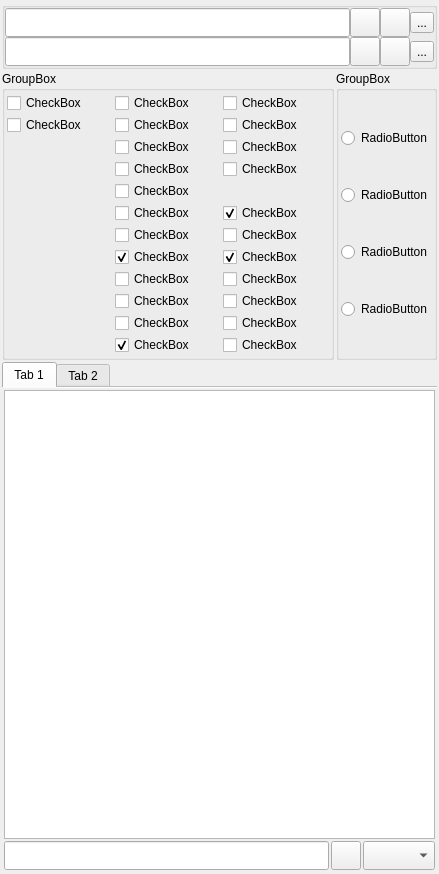
Above: rpfm_ui/ui_templates/global_search_dock_widget.ui from Frodo45127/rpfm before the change. Below: the same form after it.
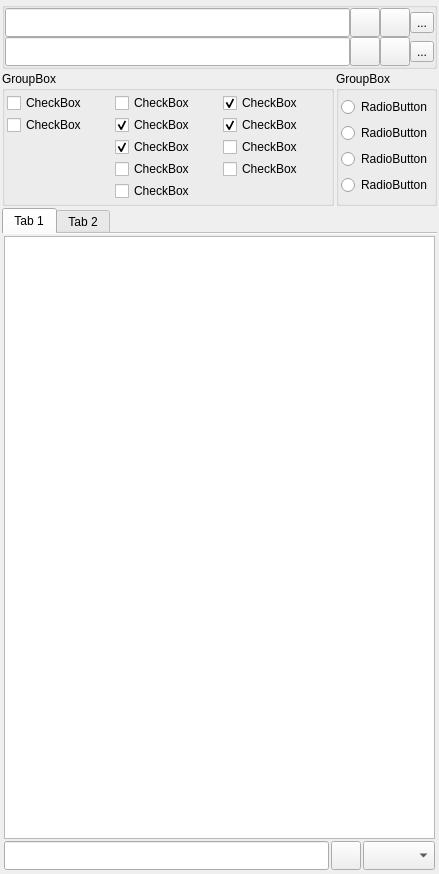
That is the form after the change. Icons and pictures are not drawn. Custom widgets are drawn as their Qt base class.

Commit message: Removed yet unused checkboxes in the Global Search panel.

What changed in the file:
```diff
--- a/rpfm_ui/ui_templates/global_search_dock_widget.ui
+++ b/rpfm_ui/ui_templates/global_search_dock_widget.ui
@@ -285,143 +285,6 @@
        <property name="spacing">
         <number>2</number>
        </property>
-       <item row="8" column="1">
-        <widget class="QCheckBox" name="search_esf">
-         <property name="text">
-          <string>CheckBox</string>
-         </property>
-        </widget>
-       </item>
-       <item row="10" column="1">
-        <widget class="QCheckBox" name="search_image">
-         <property name="text">
-          <string>CheckBox</string>
-         </property>
-        </widget>
-       </item>
-       <item row="0" column="2">
-        <widget class="QCheckBox" name="search_matched_combat">
-         <property name="text">
-          <string>CheckBox</string>
-         </property>
-        </widget>
-       </item>
-       <item row="3" column="2">
-        <widget class="QCheckBox" name="search_rigid_model">
-         <property name="text">
-          <string>CheckBox</string>
-         </property>
-        </widget>
-       </item>
-       <item row="11" column="1">
-        <widget class="QCheckBox" name="search_loc">
-         <property name="enabled">
-          <bool>true</bool>
-         </property>
-         <property name="text">
-          <string>CheckBox</string>
-         </property>
-         <property name="checked">
-          <bool>true</bool>
-         </property>
-        </widget>
-       </item>
-       <item row="7" column="2">
-        <widget class="QCheckBox" name="search_text">
-         <property name="enabled">
-          <bool>true</bool>
-         </property>
-         <property name="text">
-          <string>CheckBox</string>
-         </property>
-         <property name="checked">
-          <bool>true</bool>
-         </property>
-        </widget>
-       </item>
-       <item row="1" column="2">
-        <widget class="QCheckBox" name="search_pack">
-         <property name="text">
-          <string>CheckBox</string>
-         </property>
-        </widget>
-       </item>
-       <item row="6" column="1">
-        <widget class="QCheckBox" name="search_bmd">
-         <property name="text">
-          <string>CheckBox</string>
-         </property>
-        </widget>
-       </item>
-       <item row="8" column="2">
-        <widget class="QCheckBox" name="search_uic">
-         <property name="text">
-          <string>CheckBox</string>
-         </property>
-        </widget>
-       </item>
-       <item row="0" column="1">
-        <widget class="QCheckBox" name="search_anim">
-         <property name="text">
-          <string>CheckBox</string>
-         </property>
-        </widget>
-       </item>
-       <item row="7" column="1">
-        <widget class="QCheckBox" name="search_db">
-         <property name="enabled">
-          <bool>true</bool>
-         </property>
-         <property name="text">
-          <string>CheckBox</string>
-         </property>
-         <property name="checked">
-          <bool>true</bool>
-         </property>
-        </widget>
-       </item>
-       <item row="3" column="1">
-        <widget class="QCheckBox" name="search_anims_table">
-         <property name="text">
-          <string>CheckBox</string>
-         </property>
-        </widget>
-       </item>
-       <item row="11" column="2">
-        <widget class="QCheckBox" name="search_video">
-         <property name="text">
-          <string>CheckBox</string>
-         </property>
-        </widget>
-       </item>
-       <item row="2" column="1">
-        <widget class="QCheckBox" name="search_anim_pack">
-         <property name="text">
-          <string>CheckBox</string>
-         </property>
-        </widget>
-       </item>
-       <item row="9" column="2">
-        <widget class="QCheckBox" name="search_unit_variant">
-         <property name="text">
-          <string>CheckBox</string>
-         </property>
-        </widget>
-       </item>
-       <item row="10" column="2">
-        <widget class="QCheckBox" name="search_unknown">
-         <property name="text">
-          <string>CheckBox</string>
-         </property>
-        </widget>
-       </item>
-       <item row="5" column="1">
-        <widget class="QCheckBox" name="search_audio">
-         <property name="text">
-          <string>CheckBox</string>
-         </property>
-        </widget>
-       </item>
        <item row="0" column="0">
         <widget class="QCheckBox" name="search_all">
          <property name="text">
@@ -432,21 +295,61 @@
          </property>
         </widget>
        </item>
+       <item row="1" column="0">
+        <widget class="QCheckBox" name="search_all_common">
+         <property name="text">
+          <string>CheckBox</string>
+         </property>
+        </widget>
+       </item>
+       <item row="0" column="1">
+        <widget class="QCheckBox" name="search_atlas">
+         <property name="text">
+          <string>CheckBox</string>
+         </property>
+        </widget>
+       </item>
        <item row="1" column="1">
-        <widget class="QCheckBox" name="search_anim_fragment">
+        <widget class="QCheckBox" name="search_db">
+         <property name="enabled">
+          <bool>true</bool>
+         </property>
          <property name="text">
           <string>CheckBox</string>
          </property>
+         <property name="checked">
+          <bool>true</bool>
+         </property>
         </widget>
        </item>
-       <item row="6" column="2">
-        <widget class="QCheckBox" name="search_sound_bank">
+       <item row="2" column="1">
+        <widget class="QCheckBox" name="search_loc">
+         <property name="enabled">
+          <bool>true</bool>
+         </property>
          <property name="text">
           <string>CheckBox</string>
          </property>
+         <property name="checked">
+          <bool>true</bool>
+         </property>
         </widget>
        </item>
-       <item row="5" column="2">
+       <item row="3" column="1">
+        <widget class="QCheckBox" name="search_portrait_settings">
+         <property name="text">
+          <string>CheckBox</string>
+         </property>
+        </widget>
+       </item>
+       <item row="5" column="1">
+        <widget class="QCheckBox" name="search_rigid_model">
+         <property name="text">
+          <string>CheckBox</string>
+         </property>
+        </widget>
+       </item>
+       <item row="0" column="2">
         <widget class="QCheckBox" name="search_schemas">
          <property name="enabled">
           <bool>true</bool>
@@ -459,29 +362,28 @@
          </property>
         </widget>
        </item>
+       <item row="1" column="2">
+        <widget class="QCheckBox" name="search_text">
+         <property name="enabled">
+          <bool>true</bool>
+         </property>
+         <property name="text">
+          <string>CheckBox</string>
+         </property>
+         <property name="checked">
+          <bool>true</bool>
+         </property>
+        </widget>
+       </item>
        <item row="2" column="2">
-        <widget class="QCheckBox" name="search_portrait_settings">
+        <widget class="QCheckBox" name="search_unit_variant">
          <property name="text">
           <string>CheckBox</string>
          </property>
         </widget>
        </item>
-       <item row="9" column="1">
-        <widget class="QCheckBox" name="search_group_formations">
-         <property name="text">
-          <string>CheckBox</string>
-         </property>
-        </widget>
-       </item>
-       <item row="4" column="1">
-        <widget class="QCheckBox" name="search_atlas">
-         <property name="text">
-          <string>CheckBox</string>
-         </property>
-        </widget>
-       </item>
-       <item row="1" column="0">
-        <widget class="QCheckBox" name="search_all_common">
+       <item row="3" column="2">
+        <widget class="QCheckBox" name="search_unknown">
          <property name="text">
           <string>CheckBox</string>
          </property>
```
The commit also changes 1 other file.
